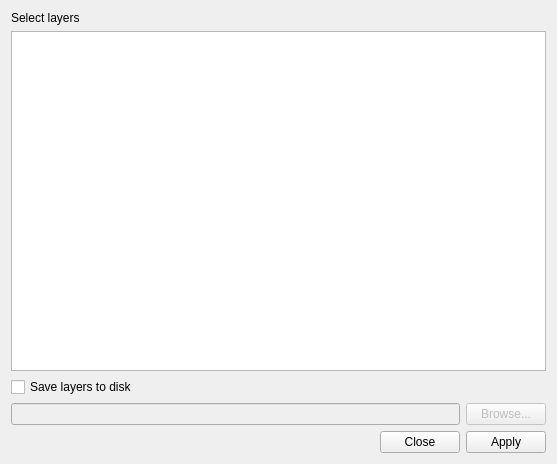
Before: the Qt Designer form forms/hcmgis_opendata_form.ui in thangqd/HCMGIS, drawn with Qt 5.
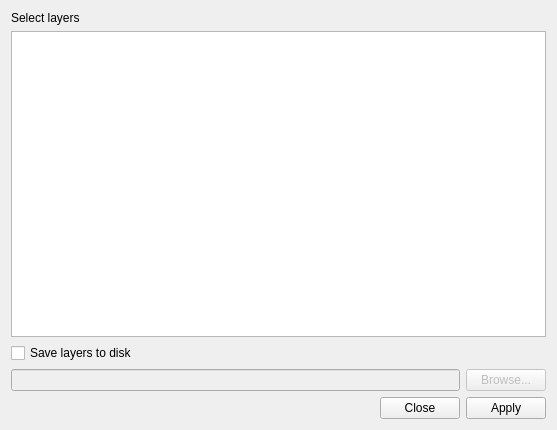
After: the same form once the commit is applied.

What changed in the file:
```diff
--- a/forms/hcmgis_opendata_form.ui
+++ b/forms/hcmgis_opendata_form.ui
@@ -13,7 +13,7 @@
     <x>0</x>
     <y>0</y>
     <width>557</width>
-    <height>464</height>
+    <height>430</height>
    </rect>
   </property>
   <property name="mouseTracking">
@@ -86,7 +86,7 @@
         <string/>
        </property>
        <property name="readOnly">
-        <bool>false</bool>
+        <bool>true</bool>
        </property>
       </widget>
      </item>
```
